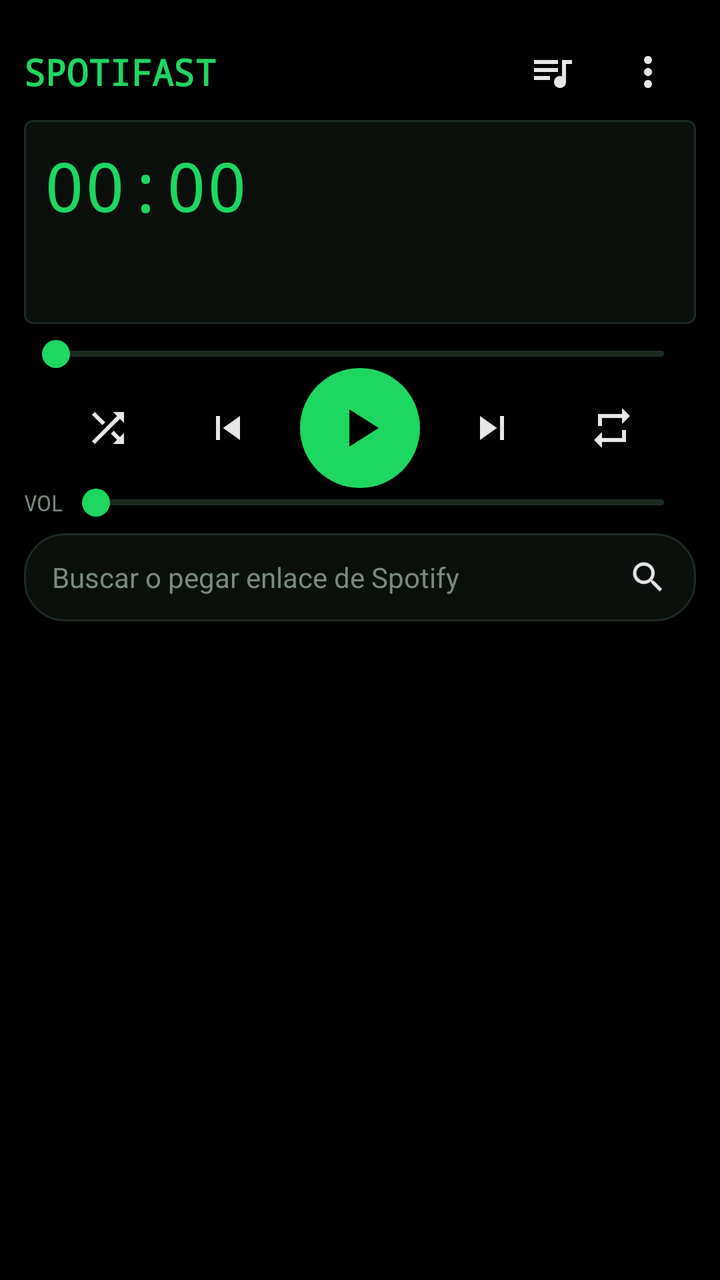
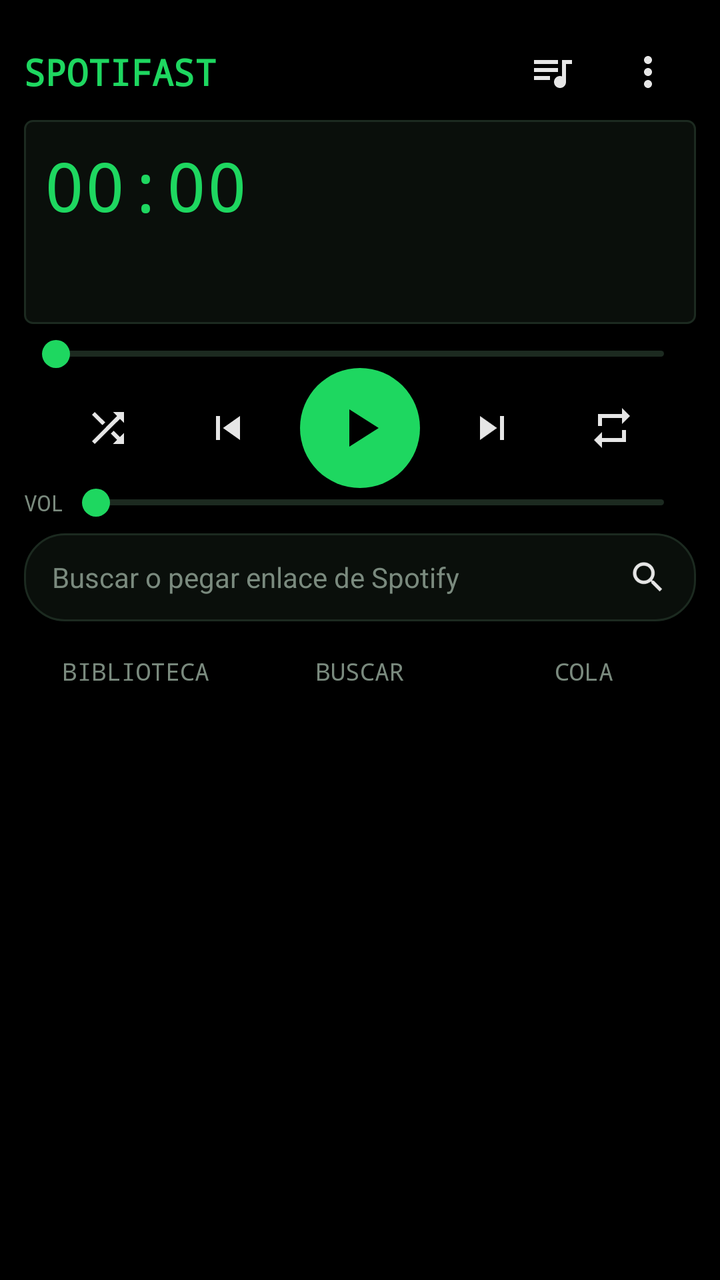

The first picture is an Android layout as it rendered before a commit; the second is the same layout after the commit. The layout source and the unified diff follow.
<!-- AndroidManifest.xml: application theme Theme.Spotifast -->
<!-- res/layout/activity_main.xml -->
<?xml version="1.0" encoding="utf-8"?>
<LinearLayout xmlns:android="http://schemas.android.com/apk/res/android"
    android:layout_width="match_parent"
    android:layout_height="match_parent"
    android:orientation="vertical"
    android:padding="12dp">

    
    <LinearLayout
        android:layout_width="match_parent"
        android:layout_height="48dp"
        android:gravity="center_vertical"
        android:orientation="horizontal">

        <TextView
            android:layout_width="wrap_content"
            android:layout_height="wrap_content"
            android:fontFamily="monospace"
            android:text="SPOTIFAST"
            android:textColor="@color/accent"
            android:textSize="18sp"
            android:textStyle="bold" />

        <TextView
            android:id="@+id/status"
            android:layout_width="0dp"
            android:layout_height="wrap_content"
            android:layout_weight="1"
            android:layout_marginStart="10dp"
            android:fontFamily="monospace"
            android:singleLine="true"
            android:ellipsize="end"
            android:textColor="@color/muted"
            android:textSize="11sp" />

        <ImageButton
            android:id="@+id/btn_library"
            style="@style/IconButton"
            android:contentDescription="@string/library"
            android:src="@drawable/ic_library" />

        <ImageButton
            android:id="@+id/btn_settings"
            style="@style/IconButton"
            android:contentDescription="@string/settings"
            android:src="@drawable/ic_more" />
    </LinearLayout>

    
    <LinearLayout
        android:layout_width="match_parent"
        android:layout_height="wrap_content"
        android:background="@drawable/lcd_panel"
        android:orientation="horizontal"
        android:padding="10dp">

        <ImageView
            android:id="@+id/cover"
            android:layout_width="76dp"
            android:layout_height="76dp"
            android:layout_marginEnd="10dp"
            android:background="@color/bg"
            android:scaleType="centerCrop"
            android:visibility="gone" />

        <LinearLayout
            android:layout_width="0dp"
            android:layout_height="wrap_content"
            android:layout_weight="1"
            android:orientation="vertical">

            <LinearLayout
                android:layout_width="match_parent"
                android:layout_height="wrap_content"
                android:gravity="bottom"
                android:orientation="horizontal">

                <TextView
                    android:id="@+id/time"
                    style="@style/Lcd"
                    android:layout_width="wrap_content"
                    android:layout_height="wrap_content"
                    android:text="00:00"
                    android:textSize="34sp" />

                <TextView
                    android:id="@+id/duration"
                    style="@style/Lcd"
                    android:layout_width="0dp"
                    android:layout_height="wrap_content"
                    android:layout_weight="1"
                    android:layout_marginStart="6dp"
                    android:layout_marginBottom="5dp"
                    android:textColor="@color/accent_dim"
                    android:textSize="13sp" />

                <TextView
                    android:id="@+id/badge"
                    style="@style/Lcd"
                    android:layout_width="wrap_content"
                    android:layout_height="wrap_content"
                    android:layout_marginBottom="5dp"
                    android:textColor="@color/accent_dim"
                    android:textSize="11sp" />
            </LinearLayout>

            <TextView
                android:id="@+id/title"
                style="@style/Lcd"
                android:layout_width="match_parent"
                android:layout_height="wrap_content"
                android:textSize="15sp"
                android:textStyle="bold" />

            <TextView
                android:id="@+id/subtitle"
                style="@style/Lcd"
                android:layout_width="match_parent"
                android:layout_height="wrap_content"
                android:textColor="@color/accent_dim"
                android:textSize="12sp" />
        </LinearLayout>
    </LinearLayout>

    <SeekBar
        android:id="@+id/seek"
        android:maxHeight="3dp"
        android:minHeight="3dp"
        android:progressDrawable="@drawable/seek_track"
        android:thumb="@drawable/seek_thumb"
        android:splitTrack="false"
        android:layout_width="match_parent"
        android:layout_height="wrap_content"
        android:layout_marginTop="8dp"
        android:max="1000" />

    
    <LinearLayout
        android:layout_width="match_parent"
        android:layout_height="wrap_content"
        android:gravity="center"
        android:orientation="horizontal">

        <ImageButton
            android:id="@+id/btn_shuffle"
            style="@style/IconButton"
            android:contentDescription="@string/shuffle"
            android:src="@drawable/ic_shuffle" />

        <ImageButton
            android:id="@+id/btn_prev"
            style="@style/IconButton"
            android:layout_marginStart="12dp"
            android:contentDescription="@string/prev"
            android:src="@drawable/ic_prev" />

        <ImageButton
            android:id="@+id/btn_play"
            android:layout_width="60dp"
            android:layout_height="60dp"
            android:layout_marginStart="12dp"
            android:layout_marginEnd="12dp"
            android:background="@drawable/play_button"
            android:contentDescription="@string/play"
            android:padding="14dp"
            android:scaleType="fitCenter"
            android:src="@drawable/ic_play"
            android:tint="@color/bg" />

        <ImageButton
            android:id="@+id/btn_next"
            style="@style/IconButton"
            android:layout_marginEnd="12dp"
            android:contentDescription="@string/next"
            android:src="@drawable/ic_next" />

        <ImageButton
            android:id="@+id/btn_repeat"
            style="@style/IconButton"
            android:contentDescription="@string/repeat"
            android:src="@drawable/ic_repeat" />
    </LinearLayout>

    <LinearLayout
        android:layout_width="match_parent"
        android:layout_height="wrap_content"
        android:gravity="center_vertical"
        android:orientation="horizontal">

        <TextView
            style="@style/Lcd"
            android:layout_width="wrap_content"
            android:layout_height="wrap_content"
            android:text="VOL"
            android:textColor="@color/muted"
            android:textSize="11sp" />

        <SeekBar
            android:id="@+id/volume"
        android:maxHeight="3dp"
        android:minHeight="3dp"
        android:progressDrawable="@drawable/seek_track"
        android:thumb="@drawable/seek_thumb"
        android:splitTrack="false"
            android:layout_width="0dp"
            android:layout_height="wrap_content"
            android:layout_weight="1"
            android:max="100" />
    </LinearLayout>

    
    <LinearLayout
        android:layout_width="match_parent"
        android:layout_height="44dp"
        android:layout_marginTop="8dp"
        android:background="@drawable/field"
        android:gravity="center_vertical"
        android:orientation="horizontal"
        android:paddingStart="14dp">

        <EditText
            android:id="@+id/query"
            android:layout_width="0dp"
            android:layout_height="match_parent"
            android:layout_weight="1"
            android:background="@null"
            android:hint="@string/search_hint"
            android:imeOptions="actionSearch"
            android:inputType="text"
            android:singleLine="true"
            android:textColor="@color/text"
            android:textSize="14sp" />

        <ImageButton
            android:id="@+id/btn_search"
            style="@style/IconButton"
            android:layout_height="44dp"
            android:contentDescription="@string/search"
            android:src="@drawable/ic_search" />
    </LinearLayout>

    
    <FrameLayout
        android:layout_width="match_parent"
        android:layout_height="0dp"
        android:layout_marginTop="6dp"
        android:layout_weight="1">

        <ListView
            android:id="@+id/list"
            android:layout_width="match_parent"
            android:layout_height="match_parent"
            android:divider="@color/panel_edge"
            android:dividerHeight="1dp"
            android:fastScrollEnabled="false" />

        <TextView
            android:id="@+id/empty"
            android:layout_width="match_parent"
            android:layout_height="wrap_content"
            android:layout_gravity="center"
            android:fontFamily="monospace"
            android:gravity="center"
            android:padding="16dp"
            android:textColor="@color/muted"
            android:textSize="12sp" />

        
        <ScrollView
            android:id="@+id/login_panel"
            android:layout_width="match_parent"
            android:layout_height="match_parent"
            android:background="@color/bg"
            android:fillViewport="true"
            android:visibility="gone">

        <LinearLayout
            android:layout_width="match_parent"
            android:layout_height="wrap_content"
            android:gravity="center"
            android:orientation="vertical"
            android:padding="16dp">

            <Button
                android:id="@+id/btn_login"
                android:layout_width="wrap_content"
                android:layout_height="48dp"
                android:background="@drawable/pill"
                android:paddingStart="24dp"
                android:paddingEnd="24dp"
                android:text="@string/login"
                android:textSize="15sp"
                android:textAllCaps="false"
                android:textColor="@color/bg"
                android:textStyle="bold" />

            <TextView
                android:layout_width="wrap_content"
                android:layout_height="wrap_content"
                android:layout_marginTop="12dp"
                android:gravity="center"
                android:text="@string/login_note"
                android:textColor="@color/muted"
                android:textSize="12sp" />

            <Button
                android:id="@+id/btn_pair"
                android:layout_width="wrap_content"
                android:layout_height="44dp"
                android:layout_marginTop="14dp"
                android:background="@drawable/pill_outline"
                android:paddingStart="20dp"
                android:paddingEnd="20dp"
                android:text="@string/pair"
                android:textSize="13sp"
                android:textAllCaps="false"
                android:textColor="@color/accent" />

            <TextView
                android:id="@+id/pair_info"
                android:layout_width="wrap_content"
                android:layout_height="wrap_content"
                android:layout_marginTop="10dp"
                android:fontFamily="monospace"
                android:gravity="center"
                android:textColor="@color/lcd"
                android:textSize="12sp"
                android:visibility="gone" />

            <TextView
                android:id="@+id/login_error"
                android:layout_width="wrap_content"
                android:layout_height="wrap_content"
                android:layout_marginTop="12dp"
                android:gravity="center"
                android:textColor="@color/error"
                android:textSize="12sp" />
        </LinearLayout>
        </ScrollView>
    </FrameLayout>
</LinearLayout>
<!-- resources referenced by this layout -->
<resources>
  <color name="accent">#1ED760</color>
  <color name="accent_dim">#0F6B30</color>
  <color name="bg">#000000</color>
  <color name="error">#FF5A5A</color>
  <color name="lcd">#1ED760</color>
  <color name="muted">#7A8A7E</color>
  <color name="panel_edge">#1C2A20</color>
  <color name="text">#E6E6E6</color>
  <!-- drawable field (drawable) -->
  <?xml version="1.0" encoding="utf-8"?>
  <shape xmlns:android="http://schemas.android.com/apk/res/android">
      <solid android:color="@color/panel" />
      <stroke android:width="1dp" android:color="@color/panel_edge" />
      <corners android:radius="20dp" />
  </shape>
  <!-- drawable ic_play (drawable) -->
  <vector xmlns:android="http://schemas.android.com/apk/res/android"
      android:width="24dp" android:height="24dp"
      android:viewportWidth="24" android:viewportHeight="24">
      <path android:fillColor="#FFFFFFFF" android:pathData="M8,5v14l11,-7z" />
  </vector>
  <!-- drawable lcd_panel (drawable) -->
  <?xml version="1.0" encoding="utf-8"?>
  <shape xmlns:android="http://schemas.android.com/apk/res/android">
      <solid android:color="@color/panel" />
      <stroke android:width="1dp" android:color="@color/panel_edge" />
      <corners android:radius="4dp" />
  </shape>
  <!-- drawable seek_thumb (drawable) -->
  <?xml version="1.0" encoding="utf-8"?>
  <shape xmlns:android="http://schemas.android.com/apk/res/android" android:shape="oval">
      <size android:width="14dp" android:height="14dp" />
      <solid android:color="@color/accent" />
  </shape>
  <string name="library">Biblioteca</string>
  <string name="login">Iniciar sesión con Spotify</string>
  <string name="login_note">Requiere Spotify Premium. Se abre el navegador una sola vez; después el teléfono recuerda la sesión.</string>
  <string name="next">Siguiente</string>
  <string name="pair">Usar otro dispositivo (Spotify Connect)</string>
  <string name="play">Reproducir</string>
  <string name="prev">Anterior</string>
  <string name="repeat">Repetir</string>
  <string name="search">Buscar</string>
  <string name="search_hint">Buscar o pegar enlace de Spotify</string>
  <string name="settings">Ajustes</string>
  <string name="shuffle">Aleatorio</string>
  <style name="Lcd">
          <item name="android:fontFamily">monospace</item>
          <item name="android:textColor">@color/lcd</item>
          <item name="android:singleLine">true</item>
          <item name="android:ellipsize">end</item>
      </style>
  <color name="panel">#0A0F0B</color>
  <!-- unchanged entries left out for length: 13 -->
</resources>

<!-- the commit's change to res/layout/activity_main.xml (unified diff, before → after) -->
@@ -102,6 +102,19 @@
                     android:layout_marginBottom="5dp"
                     android:textColor="@color/accent_dim"
                     android:textSize="11sp" />
+
+                <ImageButton
+                    android:id="@+id/btn_like"
+                    android:layout_width="40dp"
+                    android:layout_height="40dp"
+                    android:layout_marginStart="4dp"
+                    android:background="?android:attr/selectableItemBackground"
+                    android:contentDescription="@string/like"
+                    android:padding="9dp"
+                    android:scaleType="fitCenter"
+                    android:src="@drawable/ic_heart_outline"
+                    android:tint="@color/muted"
+                    android:visibility="invisible" />
             </LinearLayout>
 
             <TextView
@@ -240,10 +253,64 @@
     </LinearLayout>
 
     
+    <LinearLayout
+        android:layout_width="match_parent"
+        android:layout_height="38dp"
+        android:layout_marginTop="6dp"
+        android:orientation="horizontal">
+
+        <TextView
+            android:id="@+id/tab_library"
+            style="@style/Tab"
+            android:text="@string/tab_library" />
+
+        <TextView
+            android:id="@+id/tab_search"
+            style="@style/Tab"
+            android:text="@string/tab_search" />
+
+        <TextView
+            android:id="@+id/tab_queue"
+            style="@style/Tab"
+            android:text="@string/tab_queue" />
+    </LinearLayout>
+
+    
+    <LinearLayout
+        android:layout_width="match_parent"
+        android:layout_height="wrap_content"
+        android:gravity="center_vertical"
+        android:minHeight="32dp"
+        android:orientation="horizontal">
+
+        <TextView
+            android:id="@+id/page_back"
+            android:layout_width="36dp"
+            android:layout_height="32dp"
+            android:background="?android:attr/selectableItemBackground"
+            android:gravity="center"
+            android:text="‹"
+            android:textColor="@color/accent"
+            android:textSize="24sp"
+            android:visibility="gone" />
+
+        <TextView
+            android:id="@+id/page_title"
+            android:layout_width="0dp"
+            android:layout_height="wrap_content"
+            android:layout_weight="1"
+            android:ellipsize="end"
+            android:fontFamily="monospace"
+            android:singleLine="true"
+            android:textColor="@color/text"
+            android:textSize="14sp"
+            android:textStyle="bold" />
+    </LinearLayout>
+
+    
     <FrameLayout
         android:layout_width="match_parent"
         android:layout_height="0dp"
-        android:layout_marginTop="6dp"
         android:layout_weight="1">
 
         <ListView
<!-- resource entries referenced after the edit -->
@@ -15,6 +15,12 @@
       <stroke android:width="1dp" android:color="@color/panel_edge" />
       <corners android:radius="20dp" />
   </shape>
+  <!-- drawable ic_heart_outline (drawable) -->
+  <vector xmlns:android="http://schemas.android.com/apk/res/android"
+      android:width="24dp" android:height="24dp"
+      android:viewportWidth="24" android:viewportHeight="24">
+      <path android:fillColor="#FFFFFFFF" android:pathData="M16.5,3c-1.74,0 -3.41,0.81 -4.5,2.09C10.91,3.81 9.24,3 7.5,3 4.42,3 2,5.42 2,8.5c0,3.78 3.4,6.86 8.55,11.54L12,21.35l1.45,-1.32C18.6,15.36 22,12.28 22,8.5 22,5.42 19.58,3 16.5,3zM12.1,18.55l-0.1,0.1 -0.1,-0.1C7.14,14.24 4,11.39 4,8.5 4,6.5 5.5,5 7.5,5c1.54,0 3.04,0.99 3.57,2.36h1.87C13.46,5.99 14.96,5 16.5,5c2,0 3.5,1.5 3.5,3.5 0,2.89 -3.14,5.74 -7.9,10.05z" />
+  </vector>
   <!-- drawable ic_play (drawable) -->
   <vector xmlns:android="http://schemas.android.com/apk/res/android"
       android:width="24dp" android:height="24dp"
@@ -35,6 +41,7 @@
       <solid android:color="@color/accent" />
   </shape>
   <string name="library">Biblioteca</string>
+  <string name="like">Me gusta</string>
   <string name="login">Iniciar sesión con Spotify</string>
   <string name="login_note">Requiere Spotify Premium. Se abre el navegador una sola vez; después el teléfono recuerda la sesión.</string>
   <string name="next">Siguiente</string>
@@ -46,12 +53,25 @@
   <string name="search_hint">Buscar o pegar enlace de Spotify</string>
   <string name="settings">Ajustes</string>
   <string name="shuffle">Aleatorio</string>
+  <string name="tab_library">BIBLIOTECA</string>
+  <string name="tab_queue">COLA</string>
+  <string name="tab_search">BUSCAR</string>
   <style name="Lcd">
           <item name="android:fontFamily">monospace</item>
           <item name="android:textColor">@color/lcd</item>
           <item name="android:singleLine">true</item>
           <item name="android:ellipsize">end</item>
       </style>
+  <style name="Tab">
+          <item name="android:layout_width">0dp</item>
+          <item name="android:layout_height">match_parent</item>
+          <item name="android:layout_weight">1</item>
+          <item name="android:gravity">center</item>
+          <item name="android:fontFamily">monospace</item>
+          <item name="android:textSize">12sp</item>
+          <item name="android:textColor">@color/muted</item>
+          <item name="android:background">?android:attr/selectableItemBackground</item>
+      </style>
   <color name="panel">#0A0F0B</color>
   <!-- unchanged entries left out for length: 13 -->
 </resources>
